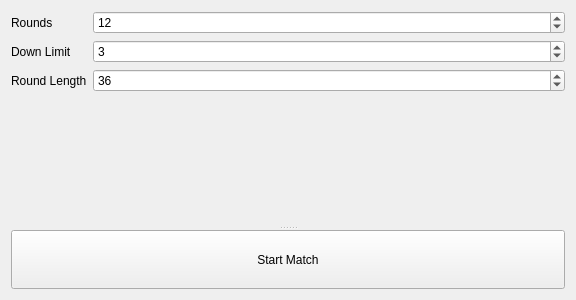
Dedster2/DedBoxing, file OptionsWidget.ui: the form before one commit.
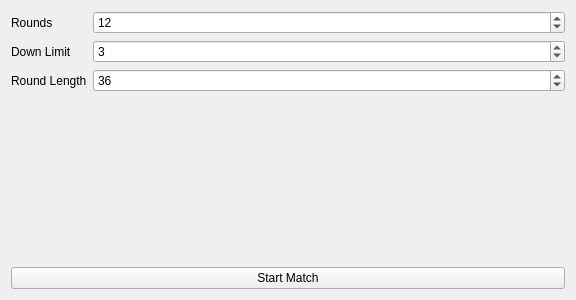
The form after the commit.

```diff
--- a/OptionsWidget.ui
+++ b/OptionsWidget.ui
@@ -14,18 +14,7 @@
    <string>Form</string>
   </property>
   <layout class="QVBoxLayout" name="verticalLayout">
-   <property name="spacing">
-    <number>0</number>
-   </property>
-   <property name="leftMargin">
-    <number>11</number>
-   </property>
    <item>
-    <widget class="QSplitter" name="splitter">
-     <property name="orientation">
-      <enum>Qt::Vertical</enum>
-     </property>
-     <widget class="QWidget" name="layoutWidget">
       <layout class="QFormLayout" name="formLayout">
        <item row="0" column="0">
         <widget class="QLabel" name="label">
@@ -97,12 +86,12 @@
         </widget>
        </item>
       </layout>
-     </widget>
+   </item>
+   <item>
      <widget class="QPushButton" name="startButton">
       <property name="text">
        <string>Start Match</string>
       </property>
-     </widget>
     </widget>
    </item>
   </layout>
```
Lines whose indentation alone changed are shown as unchanged.
